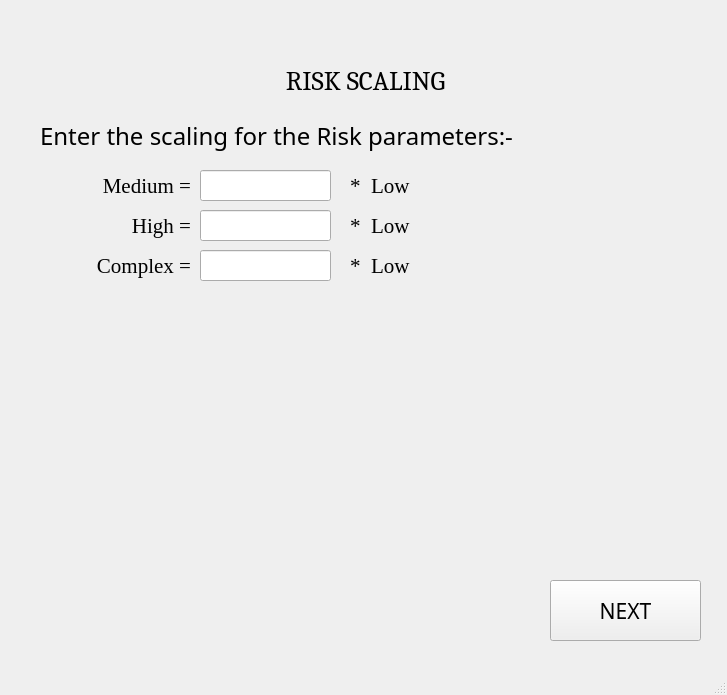
The window that ui_files/risk_scaling_screen.ui (yorozuya-2003/institutional_benchmarking_model) describes before a commit, drawn with Qt 5.
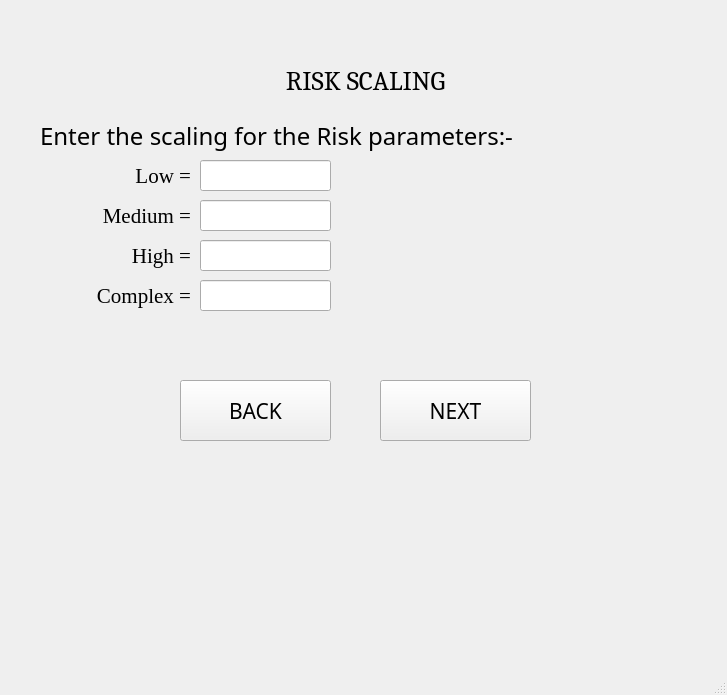
The same window after the commit.

Commit message: Added back button, Fixed minor bugs

Patch:
```diff
--- a/ui_files/risk_scaling_screen.ui
+++ b/ui_files/risk_scaling_screen.ui
@@ -62,7 +62,7 @@
     <property name="geometry">
      <rect>
       <x>40</x>
-      <y>170</y>
+      <y>200</y>
       <width>151</width>
       <height>31</height>
      </rect>
@@ -84,7 +84,7 @@
     <property name="geometry">
      <rect>
       <x>200</x>
-      <y>170</y>
+      <y>200</y>
       <width>131</width>
       <height>31</height>
      </rect>
@@ -99,8 +99,8 @@
    <widget class="QPushButton" name="nextButton">
     <property name="geometry">
      <rect>
-      <x>550</x>
-      <y>580</y>
+      <x>380</x>
+      <y>380</y>
       <width>151</width>
       <height>61</height>
      </rect>
@@ -115,30 +115,11 @@
      <string>NEXT</string>
     </property>
    </widget>
-   <widget class="QLabel" name="label_3">
-    <property name="geometry">
-     <rect>
-      <x>350</x>
-      <y>170</y>
-      <width>171</width>
-      <height>31</height>
-     </rect>
-    </property>
-    <property name="font">
-     <font>
-      <family>Georgia</family>
-      <pointsize>16</pointsize>
-     </font>
-    </property>
-    <property name="text">
-     <string>*  Low</string>
-    </property>
-   </widget>
    <widget class="QLabel" name="label_4">
     <property name="geometry">
      <rect>
       <x>40</x>
-      <y>210</y>
+      <y>240</y>
       <width>151</width>
       <height>31</height>
      </rect>
@@ -156,30 +137,11 @@
      <set>Qt::AlignRight|Qt::AlignTrailing|Qt::AlignVCenter</set>
     </property>
    </widget>
-   <widget class="QLabel" name="label_5">
-    <property name="geometry">
-     <rect>
-      <x>350</x>
-      <y>210</y>
-      <width>171</width>
-      <height>31</height>
-     </rect>
-    </property>
-    <property name="font">
-     <font>
-      <family>Georgia</family>
-      <pointsize>16</pointsize>
-     </font>
-    </property>
-    <property name="text">
-     <string>*  Low</string>
-    </property>
-   </widget>
    <widget class="QLineEdit" name="riskHigh">
     <property name="geometry">
      <rect>
       <x>200</x>
-      <y>210</y>
+      <y>240</y>
       <width>131</width>
       <height>31</height>
      </rect>
@@ -195,7 +157,7 @@
     <property name="geometry">
      <rect>
       <x>50</x>
-      <y>250</y>
+      <y>280</y>
       <width>141</width>
       <height>31</height>
      </rect>
@@ -213,30 +175,11 @@
      <set>Qt::AlignRight|Qt::AlignTrailing|Qt::AlignVCenter</set>
     </property>
    </widget>
-   <widget class="QLabel" name="label_9">
-    <property name="geometry">
-     <rect>
-      <x>350</x>
-      <y>250</y>
-      <width>171</width>
-      <height>31</height>
-     </rect>
-    </property>
-    <property name="font">
-     <font>
-      <family>Georgia</family>
-      <pointsize>16</pointsize>
-     </font>
-    </property>
-    <property name="text">
-     <string>*  Low</string>
-    </property>
-   </widget>
    <widget class="QLineEdit" name="riskComplex">
     <property name="geometry">
      <rect>
       <x>200</x>
-      <y>250</y>
+      <y>280</y>
       <width>131</width>
       <height>31</height>
      </rect>
@@ -248,6 +191,63 @@
      </font>
     </property>
    </widget>
+   <widget class="QLineEdit" name="riskLow">
+    <property name="geometry">
+     <rect>
+      <x>200</x>
+      <y>160</y>
+      <width>131</width>
+      <height>31</height>
+     </rect>
+    </property>
+    <property name="font">
+     <font>
+      <family>Times New Roman</family>
+      <pointsize>12</pointsize>
+     </font>
+    </property>
+   </widget>
+   <widget class="QLabel" name="label_3">
+    <property name="geometry">
+     <rect>
+      <x>40</x>
+      <y>160</y>
+      <width>151</width>
+      <height>31</height>
+     </rect>
+    </property>
+    <property name="font">
+     <font>
+      <family>Georgia</family>
+      <pointsize>16</pointsize>
+     </font>
+    </property>
+    <property name="text">
+     <string>Low =</string>
+    </property>
+    <property name="alignment">
+     <set>Qt::AlignRight|Qt::AlignTrailing|Qt::AlignVCenter</set>
+    </property>
+   </widget>
+   <widget class="QPushButton" name="backButton">
+    <property name="geometry">
+     <rect>
+      <x>180</x>
+      <y>380</y>
+      <width>151</width>
+      <height>61</height>
+     </rect>
+    </property>
+    <property name="font">
+     <font>
+      <family>Corbel Light</family>
+      <pointsize>16</pointsize>
+     </font>
+    </property>
+    <property name="text">
+     <string>BACK</string>
+    </property>
+   </widget>
   </widget>
   <widget class="QMenuBar" name="menubar">
    <property name="geometry">
```
The commit also changes 15 other files.
